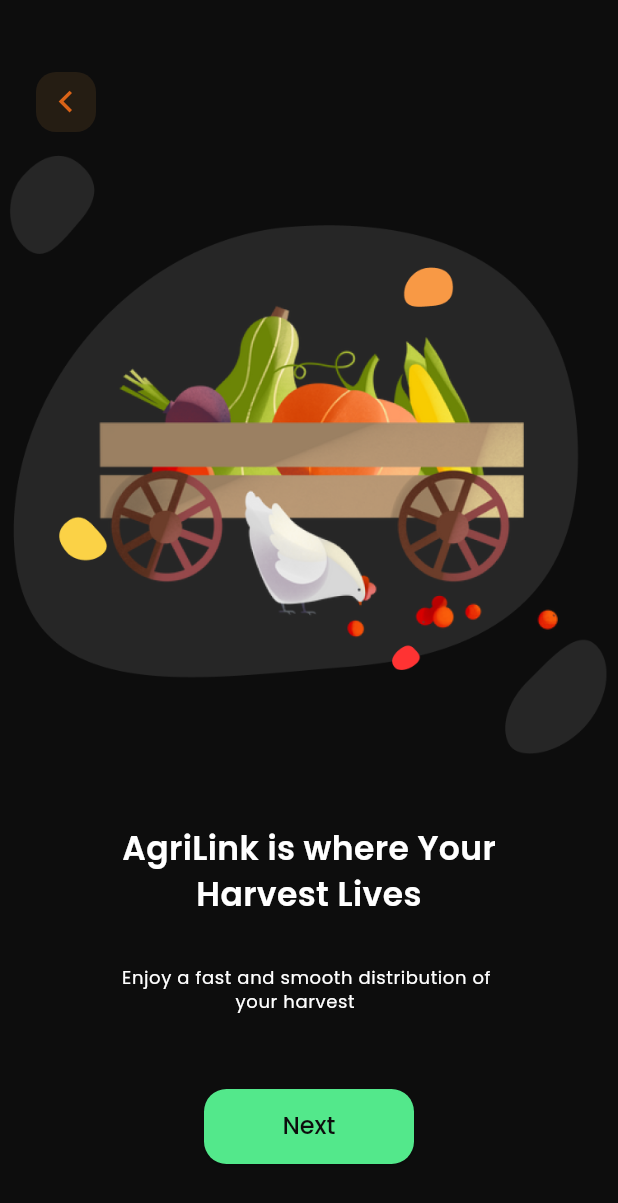
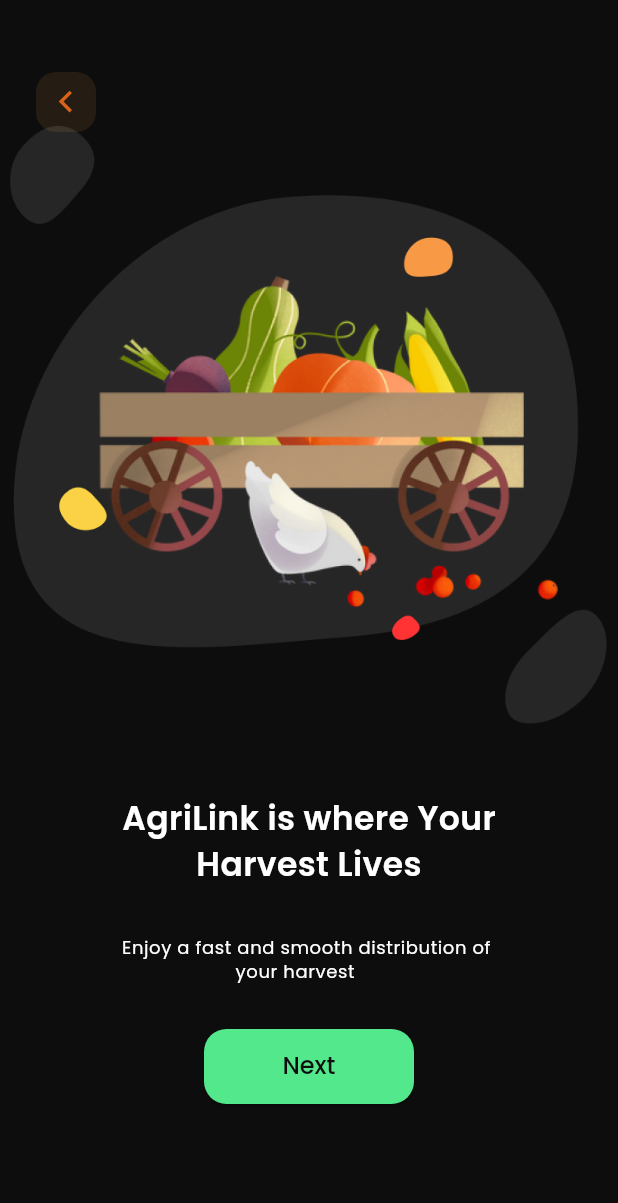
Before and after one commit to chamodperera/agrilink, a Flutter app: the screen it shows after launch, after a tap on "Next", on a phone screen of 412 x 824 dp. Shown: the top 1203 px of the screen. Run offline on Flutter 3.47's test engine with Material 3 defaults, Android fonts, the phone set to English and light mode, and no system bars; our stand-ins replace cloud_firestore, envied, file_picker, firebase_auth, firebase_core, firebase_storage and 6 more; accounts and stored records are empty; generated files the repository leaves out were written again; project files that could hold a hidden picture were left out.

```diff
--- a/lib/main.dart
+++ b/lib/main.dart
@@ -5,16 +5,8 @@ import 'firebase_options.dart';
 import 'providers/auth_provider.dart';
 import 'theme/theme.dart'; // Import your theme
 import 'screens/splash_screen.dart';
-import 'package:flutter_dotenv/flutter_dotenv.dart';
 
 Future<void> main() async {
-    try {
-    await dotenv.load(fileName: '.env');
-    print("Environment variables loaded successfully.");
-  } catch (e) {
-    print("Error loading .env file: $e");
-    return;
-  }
   WidgetsFlutterBinding.ensureInitialized();
   await Firebase.initializeApp(options: DefaultFirebaseOptions.currentPlatform);
   runApp(const AgriLinkApp());
--- a/lib/screens/authentication/login_screen.dart
+++ b/lib/screens/authentication/login_screen.dart
@@ -59,7 +59,7 @@ class _LoginState extends State<Login> {
                   key: _formKey, // Use form key
                   child: Column(
                     children: [
-                      const SizedBox(height: 70),
+                      const SizedBox(height: 50),
                       const Logo(),
                       const SizedBox(height: 50),
                       Text(
@@ -97,7 +97,7 @@ class _LoginState extends State<Login> {
                       ),
                       const SizedBox(height: 15),
                       GoogleLogin(),
-                      const SizedBox(height: 30),
+                      const SizedBox(height: 20),
                       PrimaryButtonDark(
                         text: 'Login',
                         onPressed: () async {
@@ -128,7 +128,7 @@ class _LoginState extends State<Login> {
                           }
                         },
                       ),
-                      const SizedBox(height: 15),
+                      const SizedBox(height: 10),
                       InkWell(
                         onTap: () {
                           Navigator.of(context).push(MaterialPageRoute(
--- a/lib/screens/chatbot_screen.dart
+++ b/lib/screens/chatbot_screen.dart
@@ -64,6 +64,7 @@ class _ChatbotScreenState extends State<ChatbotScreen> {
         title: Text('AgriChat',style: theme.textTheme.titleMedium),
         backgroundColor: theme.colorScheme.background,
         leading: const BackButtonWidget(),
+        centerTitle: true,
       ),
       body: Column(
         mainAxisAlignment: MainAxisAlignment.end,
--- a/lib/screens/main/home.dart
+++ b/lib/screens/main/home.dart
@@ -80,7 +80,9 @@ class _HomeScreenState extends State<HomeScreen> {
               child: const Image(image: AssetImage('assets/images/ad.png')),
             ),
             const SizedBox(height: 15),
-            Row(
+            SingleChildScrollView(
+              scrollDirection: Axis.horizontal,
+              child: Row(
               children: [
                 // Highlight the selected category button
                 selectedCategory == 'All'
@@ -124,6 +126,8 @@ class _HomeScreenState extends State<HomeScreen> {
                   ),
               ],
               ),
+            ),
+
             const SizedBox(height: 15),
             Expanded(
               child: FutureBuilder<List<Offer>>(
--- a/lib/screens/main/profile.dart
+++ b/lib/screens/main/profile.dart
@@ -67,7 +67,7 @@ class _ProfileScreenState extends State<ProfileScreen> {
               Text(
                 "${user.firstName} ${user.lastName}",
                 style: theme.textTheme.titleMedium?.copyWith(
-                  fontSize: 30,
+                  fontSize: 25,
                 ),
               ),
               Text(
--- a/lib/screens/onboarding/screen_1.dart
+++ b/lib/screens/onboarding/screen_1.dart
@@ -3,17 +3,18 @@ import 'package:agrilink/widgets/buttons/primary_button_dark.dart';
 import 'package:flutter/material.dart';
 
 class Intro1 extends StatelessWidget {
-  const Intro1({super.key});
+  const Intro1({Key? key}) : super(key: key);
 
   @override
   Widget build(BuildContext context) {
     final theme = Theme.of(context);
     return Scaffold(
       backgroundColor: theme.scaffoldBackgroundColor,
-      body: Center(
+      body: SingleChildScrollView( // Wrap the Column with SingleChildScrollView
+        child: Center(
           child: Column(
             children: [
-            const SizedBox(height: 80),
+              const SizedBox(height: 60),
               Image.asset('assets/images/veg.png', height: 450),
               const SizedBox(height: 20),
               Text(
@@ -24,14 +25,17 @@ class Intro1 extends StatelessWidget {
                 '\n\nHere You Can find a retailer or a \n     Distributor for your harvest',
                 style: theme.textTheme.bodySmall,
               ),
-            const SizedBox(height: 50),
+              const SizedBox(height: 30),
               PrimaryButtonDark(
                 text: 'Next',
                 onPressed: () {
                   Navigator.of(context).push(
-                      MaterialPageRoute(builder: (context) => const Intro2()));
-                }),
+                    MaterialPageRoute(builder: (context) => const Intro2()),
+                  );
+                },
+              ),
             ],
+          ),
         ),
       ),
     );
--- a/lib/screens/onboarding/screen_2.dart
+++ b/lib/screens/onboarding/screen_2.dart
@@ -4,7 +4,7 @@ import 'package:agrilink/widgets/buttons/primary_button_dark.dart';
 import 'package:flutter/material.dart';
 
 class Intro2 extends StatelessWidget {
-  const Intro2({super.key});
+  const Intro2({Key? key}) : super(key: key);
 
   @override
   Widget build(BuildContext context) {
@@ -18,10 +18,11 @@ class Intro2 extends StatelessWidget {
             left: 16,
             child: BackButtonWidget(), // Add the BackButton here
           ),
-          Center(
+          SingleChildScrollView(
+            child: Center(
               child: Column(
                 children: [
-                const SizedBox(height: 80),
+                  const SizedBox(height: 60),
                   Image.asset('assets/images/cart.png', height: 450),
                   const SizedBox(height: 20),
                   Text(
@@ -32,14 +33,17 @@ class Intro2 extends StatelessWidget {
                     '\n\nEnjoy a fast and smooth distribution of \n                     your harvest',
                     style: theme.textTheme.bodySmall,
                   ),
-                const SizedBox(height: 50),
+                  const SizedBox(height: 30),
                   PrimaryButtonDark(
                     text: 'Next',
                     onPressed: () {
                       Navigator.of(context).push(MaterialPageRoute(
-                          builder: (context) => const Login()));
-                    }),
+                        builder: (context) => const Login(),
+                      ));
+                    },
+                  ),
                 ],
+              ),
             ),
           ),
         ],
--- a/pubspec.yaml
+++ b/pubspec.yaml
@@ -20,7 +20,7 @@ publish_to: "none" # Remove this line if you wish to publish to pub.dev
 version: 1.0.0+1
 
 environment:
-  sdk: '>=3.0.0 <4.0.0'
+  sdk: ">=3.0.0"
 
 # Dependencies specify other packages that your package needs in order to work.
 # To automatically upgrade your package dependencies to the latest versions
@@ -31,7 +31,6 @@ environment:
 dependencies:
   flutter:
     sdk: flutter
-  flutter_dotenv: ^5.0.2
 
   # The following adds the Cupertino Icons font to your application.
   # Use with the CupertinoIcons class for iOS style icons.
@@ -57,8 +56,6 @@ dev_dependencies:
     sdk: flutter
 
   flutter_launcher_icons: "^0.13.1"
-  envied_generator: ^0.5.4+1
-  build_runner: ^2.4.12
 
 flutter_launcher_icons:
   android: "launcher_icon"
@@ -84,7 +81,6 @@ flutter:
 
   # To add assets to your application, add an assets section, like this:
   assets:
-    - .env
     # data
     - data/offers.json
 
```
Also changed, not shown: lib/screens/authentication/signup_screen_1.dart (+4 -4 lines), pubspec.lock, 1 other file. Lines whose indentation alone changed are shown as unchanged.
